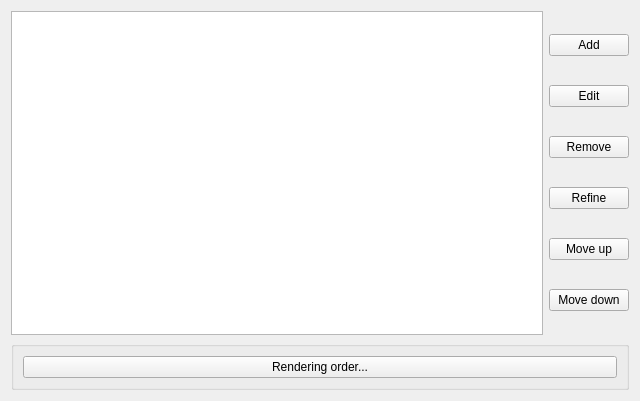
Qt form src/ui/qgsrulebasedrendererv2widget.ui (kadas-albireo/kadas-albireo) before a commit.
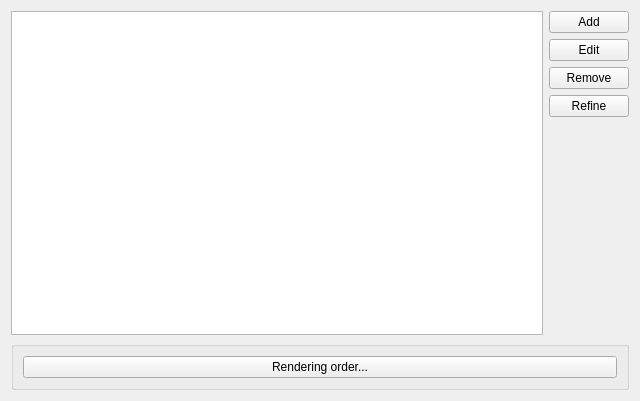
The same form after that commit.

What changed in the file:
```diff
--- a/src/ui/qgsrulebasedrendererv2widget.ui
+++ b/src/ui/qgsrulebasedrendererv2widget.ui
@@ -42,18 +42,17 @@
       </widget>
      </item>
      <item>
-      <widget class="QPushButton" name="btnMoveUp">
-       <property name="text">
-        <string>Move up</string>
+      <spacer name="verticalSpacer">
+       <property name="orientation">
+        <enum>Qt::Vertical</enum>
        </property>
-      </widget>
-     </item>
-     <item>
-      <widget class="QPushButton" name="btnMoveDown">
-       <property name="text">
-        <string>Move down</string>
+       <property name="sizeHint" stdset="0">
+        <size>
+         <width>20</width>
+         <height>40</height>
+        </size>
        </property>
-      </widget>
+      </spacer>
      </item>
     </layout>
    </item>
```
Left out of the diff: 9 changed lines with no effect on the pictures.
